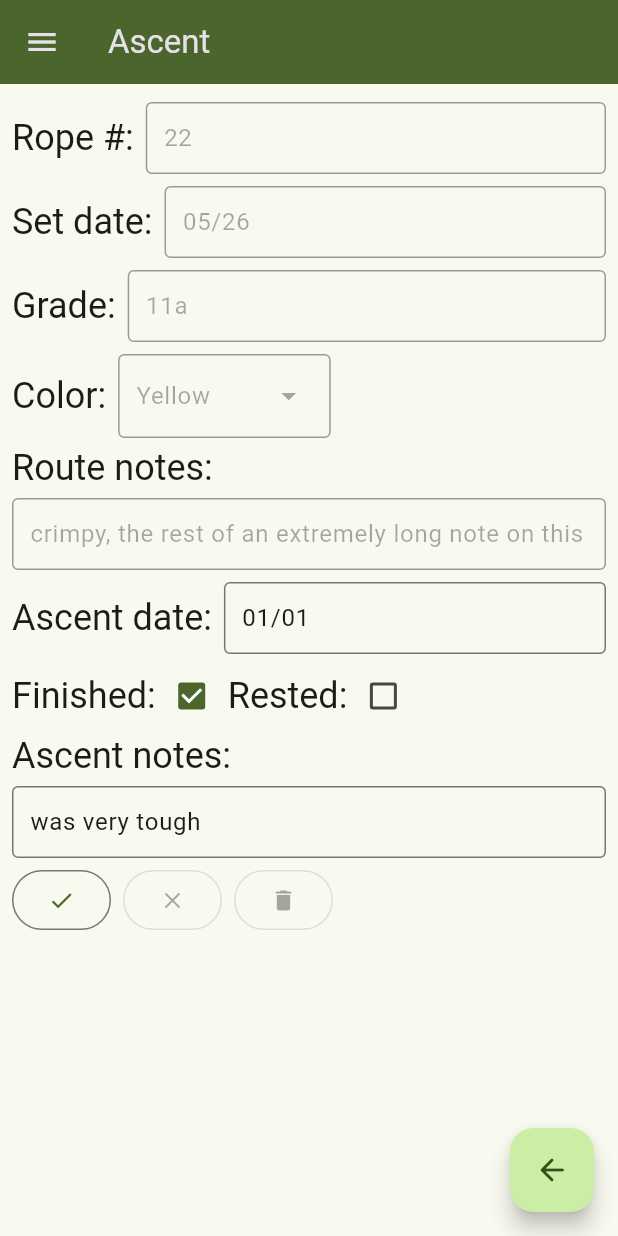
After one commit to WalterStager/climbing_notes, a Flutter app: the AscentPage screen opened directly with sample values from the repository, after a tap on the "edit" icon, on a phone screen of 412 x 824 dp. The commit adds this screen. Run offline on Flutter 3.47's test engine with Material 3 defaults, Android fonts, the phone set to English and light mode, and no system bars; our stand-ins replace loading_animation_widget, package_info_plus, page_transition, sqflite, sqflite_common_ffi; accounts and stored records are empty.

Commit message:
Add ascent editing page

```diff
--- /dev/null
+++ b/lib/ascent.dart
@@ -0,0 +1,253 @@
+import 'package:climbing_notes/main.dart';
+import 'package:flutter/material.dart';
+import 'builders.dart';
+import 'data_structures.dart';
+import 'package:climbing_notes/utility.dart';
+
+class AscentPage extends StatefulWidget {
+  const AscentPage({super.key, required this.providedRoute, required this.providedAscent});
+
+  final DBRoute providedRoute;
+  final DBAscent providedAscent;
+
+  @override
+  State<AscentPage> createState() => _AscentPageState(providedRoute, providedAscent);
+}
+
+class _AscentPageState extends State<AscentPage> with RouteAware {
+  bool lockInputs = true;
+  DBRoute route = DBRoute(0, "", "", null, null, null, null, null, null);
+  DBAscent ascent = DBAscent(0, "", "", 0, null, null, null, null);
+  List<GlobalKey<InputRowState>> inputRowKeys = [
+    GlobalKey<InputRowState>(),
+    GlobalKey<InputRowState>(),
+  ];
+
+  _AscentPageState(DBRoute providedRoute, DBAscent providedAscent) {
+    route = providedRoute;
+    ascent = providedAscent;
+  }
+
+  void errorPopup(String message) {
+    ScaffoldMessenger.of(context).showSnackBar(
+      SnackBar(
+        content: Text(message),
+        duration: const Duration(seconds: 3),
+      ),
+    );
+  }
+
+  void updateAscent() async {
+    if (!lockInputs) {
+      DateTime? likelySetDate;
+      String? canBePromoted = ascent.date;
+      if (canBePromoted == null) {
+        errorPopup("Date is not set.");
+        return;
+      }
+      likelySetDate = likelyTimeFromTimeDisplay(
+          AppServices.of(context).settings.smallDateFormat, canBePromoted);
+      if (likelySetDate == null) {
+        errorPopup("Invalid date.");
+        return;
+      }
+
+      if (likelySetDate.isAfter(DateTime.now())) {
+        errorPopup("Date cannot be in the future.");
+        return;
+      }
+
+      ascent.date = likelySetDate.toUtc().toIso8601String();
+
+      int? res = await AppServices.of(context).dbs.ascentUpdate(ascent);
+      if (res == null || res == 0) {
+        errorPopup("Update unsuccessful");
+      } else if (res == -1) {
+        errorPopup("Nothing to update");
+      }
+      else {
+        errorPopup("Updated");
+      }
+    }
+
+    setState(() {
+      lockInputs = !lockInputs;
+      for (var key in inputRowKeys) {
+        key.currentState
+            ?.setState(() => (key.currentState?.locked = lockInputs));
+      }
+    });
+  }
+
+  Future<bool> deleteAscent(DBAscent ascent) async {
+    int? res = await AppServices.of(context).dbs.deleteAscents([ascent.id]);
+    if (res == null || res < 1) {
+      return false;
+    }
+    return true;
+  }
+
+  Future<void> deleteAscentDialog() async {
+    return showDialog<void>(
+        context: context,
+        barrierDismissible: false,
+        builder: (BuildContext context) {
+          return AlertDialog(
+            title: const Text("Delete Ascent"),
+            content: const SingleChildScrollView(
+              child: Column(
+                crossAxisAlignment: CrossAxisAlignment.start,
+                children: <Widget>[
+                  Text('Are you sure?'),
+                ],
+              ),
+            ),
+            actions: [
+              OutlinedButton(
+                child: const Icon(Icons.check),
+                onPressed: () async {
+                  bool res = await deleteAscent(ascent);
+                  Navigator.of(context).pop();
+                  if (res) {
+                    errorPopup("Ascent deleted");
+                    Navigator.of(context).pop();
+                  } else {
+                    errorPopup("Error deleting ascent");
+                  }
+                },
+              ),
+              OutlinedButton(
+                child: const Icon(Icons.clear),
+                onPressed: () => (Navigator.of(context).pop()),
+              ),
+            ],
+          );
+        });
+  }
+
+  @override
+  Widget build(BuildContext context) {
+    return Scaffold(
+      appBar: const ClimbingNotesAppBar(pageTitle: "Ascent"),
+      body: Padding(
+        padding: const EdgeInsets.all(8.0),
+        child: ListView(
+          children: [
+            Column(
+              children: <Widget>[
+                InputRow(label: "Rope #:",
+                    inputType: TextInputType.datetime,
+                    initialValue: route.rope?.toString(),
+                    locked: true,
+                ),
+                InputRow(label: "Set date:",
+                    inputType: TextInputType.datetime,
+                    initialValue: timeDisplayFromTimestampSafe(AppServices.of(context).settings.smallDateFormat, route.date),
+                    locked: true,
+                ),
+                InputRow(label: "Grade:",
+                    inputType: TextInputType.text,
+                    initialValue:
+                        "${route.grade_num ?? ""}${route.grade_let ?? ""}",
+                    locked: true,
+                ),
+                DropdownRow(
+                  initialValue: RouteColor.fromString(route.color ?? ""),
+                  locked: true,
+                ),
+                const ClimbingNotesLabel("Route notes:"),
+                InputRow(
+                  inputType: TextInputType.text,
+                  initialValue: route.notes ?? "",
+                  locked: true,
+                ),
+                InputRow(
+                  key: inputRowKeys[1],
+                  label: "Ascent date:",
+                  initialValue: timeDisplayFromTimestampSafe(AppServices.of(context).settings.smallDateFormat, ascent.date),
+                  locked: lockInputs,
+                  onChanged: (String? value) {
+                    setState(() {
+                      ascent.date = value;
+                    });
+                  },
+                ),
+                CheckboxRow(
+                  "Finished:",
+                  "Rested:",
+                  locked: lockInputs,
+                  initialValue1: intToBool(ascent.finished) ?? false,
+                  initialValue2: intToBool(ascent.rested) ?? false,
+                  onChanged1: (newValue) {
+                    setState(
+                      () => (ascent.finished = boolToInt(newValue)),
+                    );
+                  },
+                  onChanged2: (newValue) {
+                    setState(
+                      () => (ascent.rested = boolToInt(newValue)),
+                    );
+                  },
+                ),
+                const ClimbingNotesLabel("Ascent notes:"),
+                InputRow(
+                  key: inputRowKeys[0],
+                  inputType: TextInputType.text,
+                  initialValue: ascent.notes ?? "",
+                  locked: lockInputs,
+                  onChanged: (String? value) {
+                    setState(() {
+                      ascent.notes = value;
+                    });
+                  },
+                ),
+                Row(
+                  children: [
+                    OutlinedButton(
+                      child: Icon(lockInputs ? Icons.edit : Icons.check),
+                      onPressed: updateAscent,
+                    ),
+                    const SizedBox(width: 8),
+                    OutlinedButton(
+                      child: const Icon(Icons.close),
+                      onPressed: lockInputs ? null : null,
+                    ),
+                    const SizedBox(width: 8),
+                    OutlinedButton(
+                      child: const Icon(Icons.delete),
+                      onPressed: lockInputs ? deleteAscentDialog : null,
+                    ),
+                  ],
+                ),
+              ],
+            ),
+          ],
+        ),
+      ),
+      floatingActionButton: Align(
+        alignment: Alignment.bottomRight,
+        child: Column(
+          mainAxisAlignment: MainAxisAlignment.end,
+          children: <Widget>[
+            FloatingActionButton(
+              heroTag: "backFloatBtn",
+              onPressed: () => {
+                Navigator.pop(context),
+              },
+              tooltip: 'Back',
+              child: const Icon(Icons.arrow_back_rounded),
+            ),
+            // const SizedBox(height: 8),
+            // FloatingActionButton(
+            //   heroTag: "submitFloatBtn",
+            //   onPressed: updateAscent,
+            //   tooltip: 'Submit',
+            //   child: const Icon(Icons.check),
+            // ),
+          ],
+        ),
+      ),
+      drawer: const ClimbingNotesDrawer(),
+    );
+  }
+}
--- a/lib/ascents.dart
+++ b/lib/ascents.dart
@@ -1,6 +1,7 @@
 // ignore: unused_import
 import 'dart:developer';
 import 'package:climbing_notes/add_ascent.dart';
+import 'package:climbing_notes/ascent.dart';
 import 'package:climbing_notes/main.dart';
 import 'package:flutter/material.dart';
 import 'builders.dart';
@@ -67,14 +68,14 @@ class _AscentsPageState extends State<AscentsPage> with RouteAware {
         buildAscentsTableCell(
             Text(timeDisplayFromTimestamp(
                 AppServices.of(context).settings.smallDateFormat, data.date)),
-            null),
+            (context) => (AscentPage(providedRoute: route, providedAscent:  data))),
         buildAscentsTableCell(
             Icon(intToBool(data.finished) ?? false ? Icons.check : Icons.close),
-            null),
+            (context) => (AscentPage(providedRoute: route, providedAscent:  data))),
         buildAscentsTableCell(
             Icon(intToBool(data.rested) ?? false ? Icons.check : Icons.close),
-            null),
-        buildAscentsTableCell(Text(data.notes ?? ""), null),
+            (context) => (AscentPage(providedRoute: route, providedAscent:  data))),
+        buildAscentsTableCell(Text(data.notes ?? ""), (context) => (AscentPage(providedRoute: route, providedAscent:  data))),
         InkWell(
           onTap: () => (deleteAscentDialog(data)),
           child: const Icon(Icons.clear),
--- a/lib/builders.dart
+++ b/lib/builders.dart
@@ -358,13 +358,15 @@ class CheckboxRow extends StatelessWidget {
   final bool? initialValue2;
   final ValueChanged<bool?>? onChanged1;
   final ValueChanged<bool?>? onChanged2;
+  final bool? locked;
 
   const CheckboxRow(this.label1, this.label2,
       {super.key,
       this.initialValue1,
       this.initialValue2,
       this.onChanged1,
-      this.onChanged2});
+      this.onChanged2,
+      this.locked});
 
   @override
   Widget build(BuildContext context) {
@@ -376,12 +378,22 @@ class CheckboxRow extends StatelessWidget {
             label1,
             style: Theme.of(context).textTheme.headlineSmall,
           ),
-          Checkbox(value: initialValue1, onChanged: onChanged1),
+          Checkbox(
+            value: initialValue1,
+            // fillColor: WidgetStateProperty.all((locked ?? false) ? Theme.of(context).disabledColor : null),
+            side: (locked ?? false) ? BorderSide(color: Theme.of(context).disabledColor) : null,
+            onChanged: (locked ?? false) ? null : onChanged1,
+            ),
           Text(
             label2,
             style: Theme.of(context).textTheme.headlineSmall,
           ),
-          Checkbox(value: initialValue2, onChanged: onChanged2),
+          Checkbox(
+            value: initialValue2,
+            // fillColor: WidgetStateProperty.all((locked ?? false) ? Theme.of(context).disabledColor : null),
+            side: (locked ?? false) ? BorderSide(color: Theme.of(context).disabledColor) : null,
+            onChanged: (locked ?? false) ? null : onChanged2
+          ),
         ],
       ),
     );
```
Also changed, not shown: lib/database.dart (+6 -3 lines).
